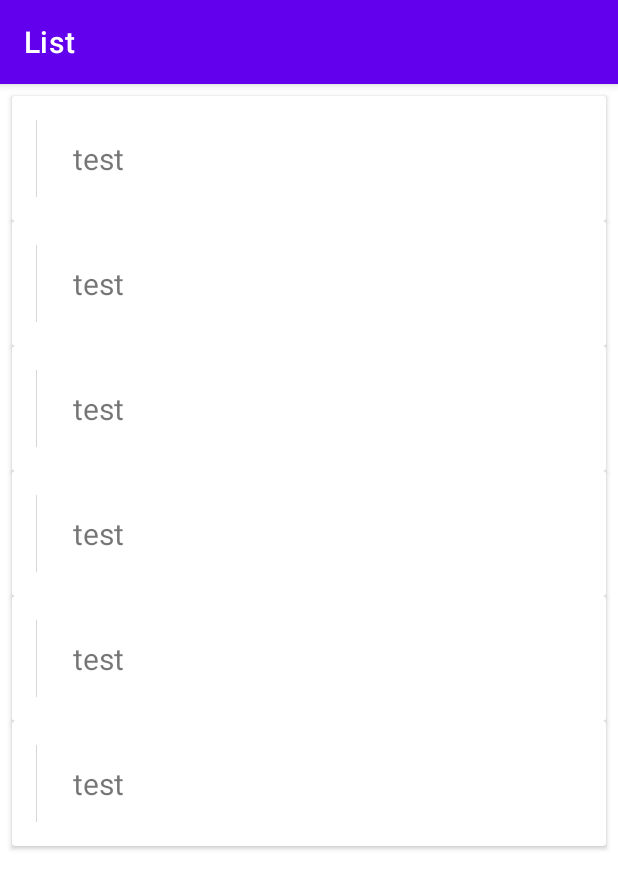
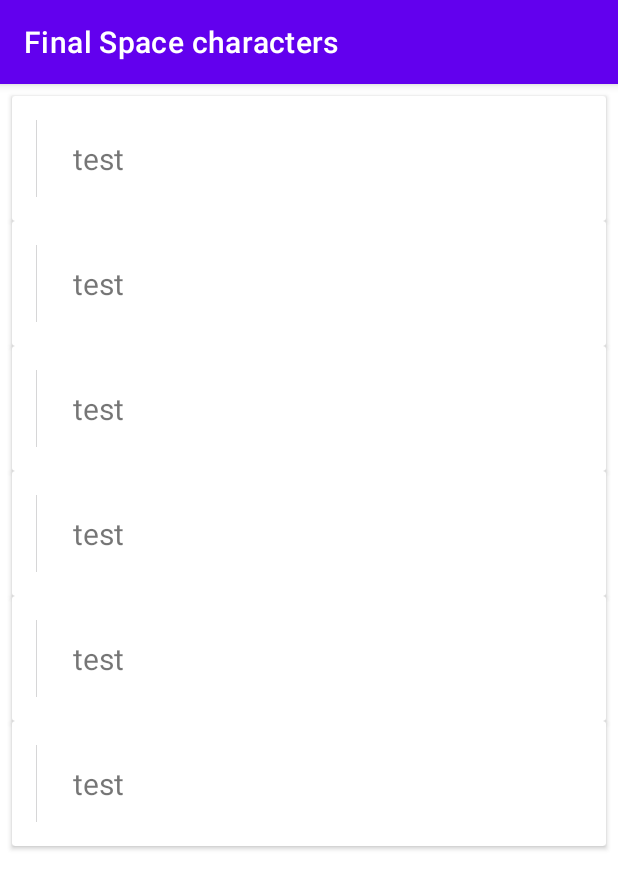
Before and after one commit to MaximTarend/CoroutinesHW5, an Android app: the layout fragment_list.xml on its own in the app's theme, with its tools: preview values and no code run, on a phone screen of 412 x 824 dp. Shown: the top 889 px of the screen. Run offline under Robolectric (Android 15) with nearby library versions, the phone set to English and light mode, and no system bars.

Commit message:
+ DB + details

```diff
--- a/app/src/main/AndroidManifest.xml
+++ b/app/src/main/AndroidManifest.xml
@@ -5,6 +5,7 @@
     <uses-permission android:name="android.permission.INTERNET"/>
 
     <application
+        android:name=".roomDB.DataBaseHW5"
         android:allowBackup="true"
         android:icon="@mipmap/ic_launcher"
         android:label="@string/app_name"
--- a/app/src/main/java/by/hometrainng/oroutineshw5/adapter/ItemAdapter.kt
+++ b/app/src/main/java/by/hometrainng/oroutineshw5/adapter/ItemAdapter.kt
@@ -36,8 +36,7 @@ class ItemAdapter(
             }
 
             override fun areContentsTheSame(oldItem: Character, newItem: Character): Boolean {
-                return oldItem == newItem
-                // (oldItem.name == newItem.name && oldItem.imageURL == newItem.imageURL)
+                return (oldItem.name == newItem.name && oldItem.imageURL == newItem.imageURL)
             }
         }
     }
--- a/app/src/main/java/by/hometrainng/oroutineshw5/model/ListItem.kt
+++ /dev/null
@@ -1,5 +0,0 @@
-package by.hometrainng.oroutineshw5.model
-
-data class Item(
-    val id: Int = 0
-)
--- a/app/src/main/res/layout/fragment_list.xml
+++ b/app/src/main/res/layout/fragment_list.xml
@@ -11,9 +11,13 @@
         android:layout_width="match_parent"
         android:layout_height="wrap_content"
         android:id="@+id/toolbar_list"
-        app:title="List"
+        app:title="@string/main_toolbar_title"
         style="@style/Widget.MaterialComponents.Toolbar.PrimarySurface"/>
 
+    <androidx.swiperefreshlayout.widget.SwipeRefreshLayout
+        android:layout_width="match_parent"
+        android:layout_height="match_parent"
+        android:id="@+id/swipe_layout">
 
         <androidx.recyclerview.widget.RecyclerView
             android:id="@+id/recycler_view"
@@ -21,15 +25,10 @@
             android:layout_height="match_parent"
             app:layoutManager="androidx.recyclerview.widget.LinearLayoutManager"
             android:clipToPadding="false"
-        android:padding="8dp"
+            android:padding="@dimen/recycler_view_padding"
             tools:listitem="@layout/list_item"
             tools:itemCount="10"/>
 
-<!--    <androidx.swiperefreshlayout.widget.SwipeRefreshLayout
-        android:layout_width="match_parent"
-        android:layout_height="match_parent"
-        android:id="@+id/swipe_layout">
-
-    </androidx.swiperefreshlayout.widget.SwipeRefreshLayout >-->
+    </androidx.swiperefreshlayout.widget.SwipeRefreshLayout >
 
 </androidx.appcompat.widget.LinearLayoutCompat>
--- a/app/src/main/res/layout/list_item.xml
+++ b/app/src/main/res/layout/list_item.xml
@@ -26,8 +26,8 @@
             android:layout_width="match_parent"
             android:layout_height="wrap_content"
             android:layout_gravity="center_horizontal"
-            android:padding="12dp"
-            android:textSize="20sp"
+            android:padding="@dimen/item_text_padding"
+            android:textSize="@dimen/item_text_size"
             tools:text="test" />
 
 
--- /dev/null
+++ b/app/src/main/res/values/dimens.xml
@@ -0,0 +1,10 @@
+<?xml version="1.0" encoding="utf-8"?>
+<resources>
+    <dimen name="character_field_padding">8sp</dimen>
+    <dimen name="character_field_text_size">15sp</dimen>
+    <dimen name="details_image_height">350dp</dimen>
+    <dimen name="details_image_padding">10dp</dimen>
+    <dimen name="recycler_view_padding">8dp</dimen>
+    <dimen name="item_text_size">20sp</dimen>
+    <dimen name="item_text_padding">12dp</dimen>
+</resources>
--- a/app/src/main/res/values/strings.xml
+++ b/app/src/main/res/values/strings.xml
@@ -1,3 +1,5 @@
 <resources>
     <string name="app_name">СoroutinesHW5</string>
+    <string name="character_details">Character details</string>
+    <string name="main_toolbar_title">Final Space characters</string>
 </resources>
```
Also changed, not shown: app/src/main/java/by/hometrainng/oroutineshw5/fragments/FragmentItem.kt (+43 -2 lines), app/src/main/java/by/hometrainng/oroutineshw5/fragments/FragmentList.kt (+28 -8 lines), app/src/main/java/by/hometrainng/oroutineshw5/model/Character.kt (+6 -6 lines), app/src/main/java/by/hometrainng/oroutineshw5/roomDB/DataBaseHW5.kt (added, +26 -0 lines), app/src/main/res/layout/fragment_item.xml (+13 -13 lines). Lines whose indentation alone changed are shown as unchanged.
